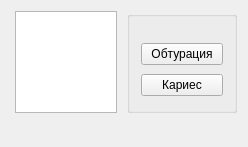
This is src/View/SubWidgets/SurfacePanel.ui in thefinalcutbg/DinoDent as Qt 5 draws it before an edit. The edited form follows.
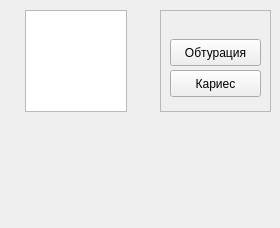
This is the edited form. Custom widgets are drawn as their Qt base class.

```diff
--- a/src/View/SubWidgets/SurfacePanel.ui
+++ b/src/View/SubWidgets/SurfacePanel.ui
@@ -6,42 +6,60 @@
    <rect>
     <x>0</x>
     <y>0</y>
-    <width>248</width>
-    <height>147</height>
+    <width>280</width>
+    <height>228</height>
    </rect>
   </property>
   <property name="windowTitle">
    <string>SurfacePanel</string>
   </property>
-  <layout class="QHBoxLayout" name="horizontalLayout_2">
-   <property name="bottomMargin">
-    <number>0</number>
+  <widget class="QLabel" name="statusInfoLabel">
+   <property name="geometry">
+    <rect>
+     <x>10</x>
+     <y>130</y>
+     <width>121</width>
+     <height>16</height>
+    </rect>
    </property>
-   <item>
-    <layout class="QVBoxLayout" name="verticalLayout_3">
-     <property name="spacing">
-      <number>0</number>
-     </property>
-     <item>
-      <layout class="QHBoxLayout" name="horizontalLayout">
-       <item>
-        <spacer name="horizontalSpacer">
-         <property name="orientation">
-          <enum>Qt::Horizontal</enum>
-         </property>
-         <property name="sizeType">
-          <enum>QSizePolicy::Preferred</enum>
-         </property>
-         <property name="sizeHint" stdset="0">
-          <size>
-           <width>0</width>
-           <height>20</height>
-          </size>
-         </property>
-        </spacer>
-       </item>
-       <item>
+   <property name="text">
+    <string/>
+   </property>
+   <property name="alignment">
+    <set>Qt::AlignHCenter|Qt::AlignTop</set>
+   </property>
+   <property name="wordWrap">
+    <bool>true</bool>
+   </property>
+  </widget>
+  <widget class="QLabel" name="surfaceInfoLabel">
+   <property name="geometry">
+    <rect>
+     <x>10</x>
+     <y>113</y>
+     <width>121</width>
+     <height>16</height>
+    </rect>
+   </property>
+   <property name="text">
+    <string/>
+   </property>
+   <property name="alignment">
+    <set>Qt::AlignCenter</set>
+   </property>
+   <property name="wordWrap">
+    <bool>true</bool>
+   </property>
+  </widget>
         <widget class="QGraphicsView" name="surfaceView">
+   <property name="geometry">
+    <rect>
+     <x>25</x>
+     <y>10</y>
+     <width>102</width>
+     <height>102</height>
+    </rect>
+   </property>
          <property name="sizePolicy">
           <sizepolicy hsizetype="Fixed" vsizetype="Fixed">
            <horstretch>0</horstretch>
@@ -64,78 +82,15 @@
           <string>&lt;html&gt;&lt;head/&gt;&lt;body&gt;&lt;p&gt;Ляв бутон: добави статус&lt;br/&gt;Десен бутон: прехмахни статус&lt;/p&gt;&lt;/body&gt;&lt;/html&gt;</string>
          </property>
         </widget>
-       </item>
-       <item>
-        <spacer name="horizontalSpacer_2">
-         <property name="orientation">
-          <enum>Qt::Horizontal</enum>
-         </property>
-         <property name="sizeType">
-          <enum>QSizePolicy::Preferred</enum>
-         </property>
-         <property name="sizeHint" stdset="0">
-          <size>
-           <width>0</width>
-           <height>20</height>
-          </size>
-         </property>
-        </spacer>
-       </item>
-      </layout>
-     </item>
-     <item>
-      <widget class="QLabel" name="surfaceInfoLabel">
-       <property name="text">
-        <string/>
-       </property>
-       <property name="alignment">
-        <set>Qt::AlignCenter</set>
-       </property>
-       <property name="wordWrap">
-        <bool>true</bool>
-       </property>
-      </widget>
-     </item>
-     <item>
-      <widget class="QLabel" name="statusInfoLabel">
-       <property name="text">
-        <string/>
-       </property>
-       <property name="alignment">
-        <set>Qt::AlignHCenter|Qt::AlignTop</set>
-       </property>
-       <property name="wordWrap">
-        <bool>true</bool>
-       </property>
-      </widget>
-     </item>
-     <item>
-      <spacer name="verticalSpacer_2">
-       <property name="orientation">
-        <enum>Qt::Vertical</enum>
-       </property>
-       <property name="sizeHint" stdset="0">
-        <size>
-         <width>20</width>
-         <height>40</height>
-        </size>
-       </property>
-      </spacer>
-     </item>
-    </layout>
-   </item>
-   <item>
-    <layout class="QVBoxLayout" name="verticalLayout_4">
-     <item>
-      <layout class="QVBoxLayout" name="verticalLayout_2">
-       <property name="spacing">
-        <number>0</number>
-       </property>
-       <property name="sizeConstraint">
-        <enum>QLayout::SetDefaultConstraint</enum>
-       </property>
-       <item>
-        <widget class="QGroupBox" name="group">
+  <widget class="QFrame" name="group">
+   <property name="geometry">
+    <rect>
+     <x>160</x>
+     <y>10</y>
+     <width>111</width>
+     <height>102</height>
+    </rect>
+   </property>
          <property name="sizePolicy">
           <sizepolicy hsizetype="Preferred" vsizetype="Preferred">
            <horstretch>0</horstretch>
@@ -154,21 +109,21 @@
            <height>102</height>
           </size>
          </property>
-         <property name="title">
-          <string/>
-         </property>
-         <property name="flat">
-          <bool>false</bool>
-         </property>
-         <layout class="QVBoxLayout" name="verticalLayout">
-          <property name="topMargin">
-           <number>0</number>
-          </property>
-          <property name="bottomMargin">
-           <number>9</number>
-          </property>
-          <item>
+   <property name="frameShape">
+    <enum>QFrame::StyledPanel</enum>
+   </property>
+   <property name="frameShadow">
+    <enum>QFrame::Plain</enum>
+   </property>
            <widget class="QLabel" name="sideBox">
+    <property name="geometry">
+     <rect>
+      <x>10</x>
+      <y>5</y>
+      <width>91</width>
+      <height>16</height>
+     </rect>
+    </property>
             <property name="sizePolicy">
              <sizepolicy hsizetype="Preferred" vsizetype="Fixed">
               <horstretch>0</horstretch>
@@ -194,9 +149,15 @@
              <set>Qt::AlignCenter</set>
             </property>
            </widget>
-          </item>
-          <item>
            <widget class="StatusButton" name="sideObturation">
+    <property name="geometry">
+     <rect>
+      <x>10</x>
+      <y>29</y>
+      <width>91</width>
+      <height>27</height>
+     </rect>
+    </property>
             <property name="sizePolicy">
              <sizepolicy hsizetype="Preferred" vsizetype="Fixed">
               <horstretch>0</horstretch>
@@ -213,9 +174,15 @@
              <bool>true</bool>
             </property>
            </widget>
-          </item>
-          <item>
            <widget class="StatusButton" name="sideCaries">
+    <property name="geometry">
+     <rect>
+      <x>10</x>
+      <y>60</y>
+      <width>91</width>
+      <height>27</height>
+     </rect>
+    </property>
             <property name="sizePolicy">
              <sizepolicy hsizetype="Preferred" vsizetype="Fixed">
               <horstretch>0</horstretch>
@@ -232,31 +199,7 @@
              <bool>true</bool>
             </property>
            </widget>
-          </item>
-         </layout>
-        </widget>
-       </item>
-      </layout>
-     </item>
-     <item>
-      <spacer name="verticalSpacer">
-       <property name="orientation">
-        <enum>Qt::Vertical</enum>
-       </property>
-       <property name="sizeType">
-        <enum>QSizePolicy::Expanding</enum>
-       </property>
-       <property name="sizeHint" stdset="0">
-        <size>
-         <width>20</width>
-         <height>40</height>
-        </size>
-       </property>
-      </spacer>
-     </item>
-    </layout>
-   </item>
-  </layout>
+  </widget>
  </widget>
  <layoutdefault spacing="6" margin="11"/>
  <customwidgets>
```
Lines whose indentation alone changed are shown as unchanged.
